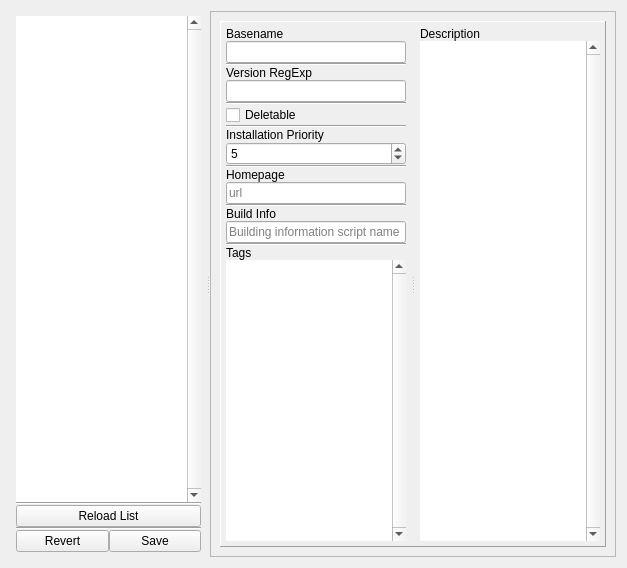
AnimusPEXUS/wayround_i2p_aipsetup, file org/wayround/aipsetup/ui/info_edit.ui: the form before one commit.
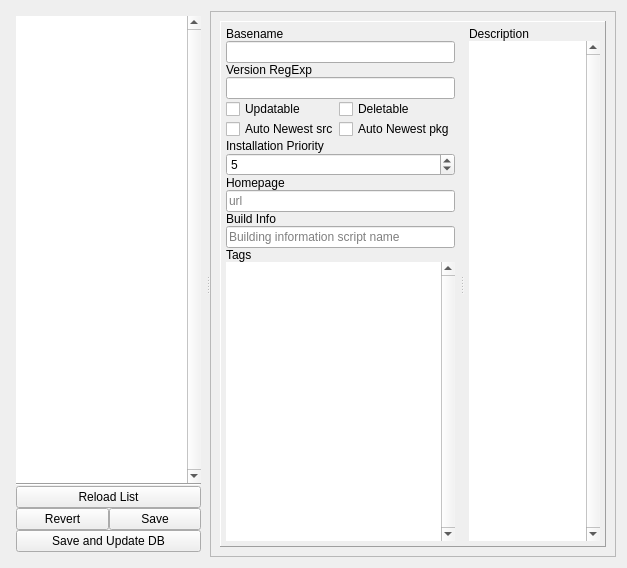
The form after the commit.

What changed in the file:
```diff
--- a/org/wayround/aipsetup/ui/info_edit.ui
+++ b/org/wayround/aipsetup/ui/info_edit.ui
@@ -102,13 +102,6 @@
          </property>
         </widget>
        </item>
-       <item>
-        <widget class="Line" name="line_8">
-         <property name="orientation">
-          <enum>Qt::Horizontal</enum>
-         </property>
-        </widget>
-       </item>
        <item>
         <layout class="QHBoxLayout" name="horizontalLayout">
          <property name="spacing">
@@ -130,6 +123,19 @@
          </item>
         </layout>
        </item>
+       <item>
+        <widget class="QPushButton" name="pushButton">
+         <property name="text">
+          <string>Save and Update DB</string>
+         </property>
+         <property name="checkable">
+          <bool>false</bool>
+         </property>
+         <property name="checked">
+          <bool>false</bool>
+         </property>
+        </widget>
+       </item>
       </layout>
      </widget>
      <widget class="QFrame" name="horizontalFrame_2">
@@ -166,13 +172,6 @@
            <item>
             <widget class="QLineEdit" name="lineEdit_2"/>
            </item>
-           <item>
-            <widget class="Line" name="line_9">
-             <property name="orientation">
-              <enum>Qt::Horizontal</enum>
-             </property>
-            </widget>
-           </item>
            <item>
             <widget class="QLabel" name="label_4">
              <property name="text">
@@ -184,25 +183,36 @@
             <widget class="QLineEdit" name="lineEdit_4"/>
            </item>
            <item>
-            <widget class="Line" name="line_6">
-             <property name="orientation">
-              <enum>Qt::Horizontal</enum>
+            <layout class="QGridLayout" name="gridLayout">
+             <item row="0" column="0">
+              <widget class="QCheckBox" name="checkBox_2">
+               <property name="text">
+                <string>Updatable</string>
              </property>
             </widget>
            </item>
-           <item>
+             <item row="0" column="1">
             <widget class="QCheckBox" name="checkBox">
              <property name="text">
               <string>Deletable</string>
              </property>
             </widget>
            </item>
-           <item>
-            <widget class="Line" name="line_2">
-             <property name="orientation">
-              <enum>Qt::Horizontal</enum>
-             </property>
-            </widget>
+             <item row="1" column="0">
+              <widget class="QCheckBox" name="checkBox_3">
+               <property name="text">
+                <string>Auto Newest src</string>
+               </property>
+              </widget>
+             </item>
+             <item row="1" column="1">
+              <widget class="QCheckBox" name="checkBox_4">
+               <property name="text">
+                <string>Auto Newest pkg</string>
+               </property>
+              </widget>
+             </item>
+            </layout>
            </item>
            <item>
             <widget class="QLabel" name="label_3">
@@ -221,13 +231,6 @@
              </property>
             </widget>
            </item>
-           <item>
-            <widget class="Line" name="line">
-             <property name="orientation">
-              <enum>Qt::Horizontal</enum>
-             </property>
-            </widget>
-           </item>
            <item>
             <widget class="QLabel" name="label">
              <property name="text">
@@ -248,13 +251,6 @@
              </property>
             </widget>
            </item>
-           <item>
-            <widget class="Line" name="line_3">
-             <property name="orientation">
-              <enum>Qt::Horizontal</enum>
-             </property>
-            </widget>
-           </item>
            <item>
             <widget class="QLabel" name="label_7">
              <property name="text">
@@ -269,13 +265,6 @@
              </property>
             </widget>
            </item>
-           <item>
-            <widget class="Line" name="line_4">
-             <property name="orientation">
-              <enum>Qt::Horizontal</enum>
-             </property>
-            </widget>
-           </item>
            <item>
             <widget class="QLabel" name="label_6">
              <property name="text">
```
Lines whose indentation alone changed are shown as unchanged.
